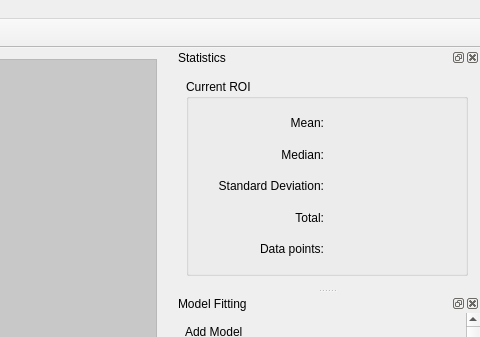
First picture: the form in pyfocal/ui/qt/uic/source/mainwindow.ui, repository astropy/specutils, before the edit; both pictures show x 800 to 1280 and y 0 to 337 of the 1280 by 720 pixel window.
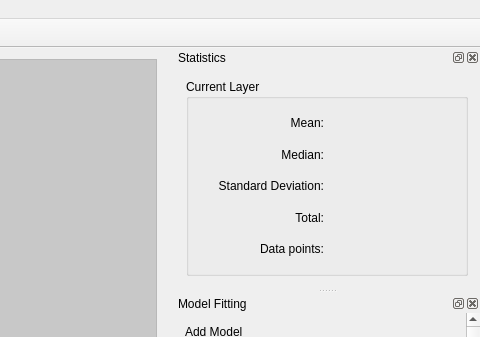
Second picture: the form after the edit. Icons and pictures are not drawn.

```diff
--- a/pyfocal/ui/qt/uic/source/mainwindow.ui
+++ b/pyfocal/ui/qt/uic/source/mainwindow.ui
@@ -266,7 +266,7 @@
         </size>
        </property>
        <property name="title">
-        <string>Current ROI</string>
+        <string>Current Layer</string>
        </property>
        <layout class="QGridLayout" name="gridLayout_2">
         <item row="1" column="0">
```
Left out of the diff: 2 changed lines with no effect on the pictures.
